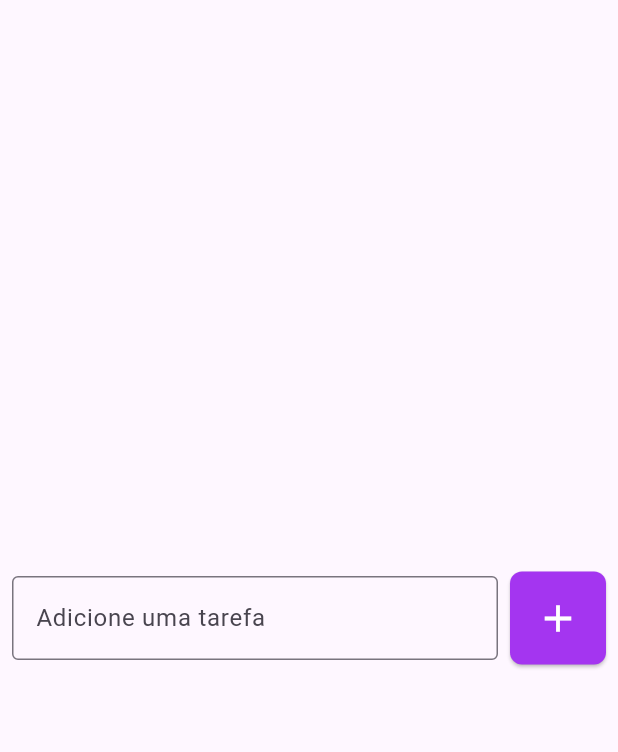
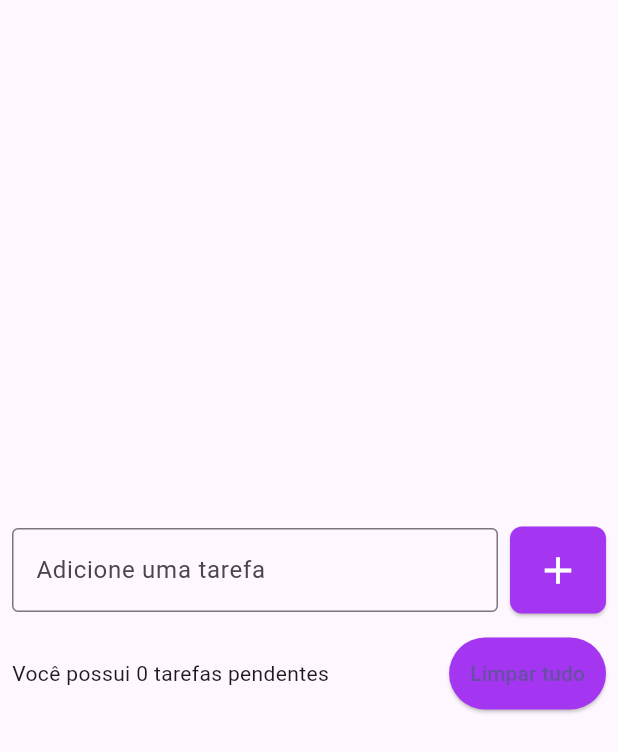
Before and after one commit to silviofrancoms10/todo_list, a Flutter app: the screen it shows after launch, on a phone screen of 412 x 824 dp. Shown: the top 752 px of the screen. Run offline on Flutter 3.47's test engine with Material 3 defaults, Android fonts, the phone set to English and light mode, and no system bars.

Commit message:
Aula 93 - Botão de limpar tudo

```diff
--- a/lib/main.dart
+++ b/lib/main.dart
@@ -12,6 +12,7 @@
   @override
   Widget build(BuildContext context) {
     return MaterialApp(
+      debugShowCheckedModeBanner: false,
       home: TodoListPage(),
       );
   }
--- a/lib/pages/todo_list_page.dart
+++ b/lib/pages/todo_list_page.dart
@@ -9,7 +9,10 @@
       body: Center(
         child: Padding(
           padding: const EdgeInsets.symmetric(horizontal: 8),
-          child: Row(
+          child: Column(
+            mainAxisSize: MainAxisSize.min,
+            children: [
+              Row(
                 children: [
                   Expanded(
                     child: TextField(
@@ -25,7 +28,7 @@
                       onPressed: () {},
                       style: ElevatedButton.styleFrom(
                           backgroundColor: Color(0xffA435F0),
-                      padding: EdgeInsets.all(16), // EdgeInsets.zero,
+                          padding: EdgeInsets.all(14), // EdgeInsets.zero,
                           shape: RoundedRectangleBorder(
                               borderRadius: BorderRadiusDirectional.horizontal(
                                   start: Radius.circular(8),
@@ -47,6 +50,27 @@
                       )
                 ],
               ),
+              SizedBox(height: 16 ,),
+              Row(
+                children: [
+                  Expanded(
+                    child: Text(
+                      'Você possui 0 tarefas pendentes',
+                    ),
+                  ),
+                  SizedBox(width: 8,),
+                  ElevatedButton(
+                    onPressed: () {},
+                    style: ElevatedButton.styleFrom(
+                      backgroundColor: Color(0xffA435F0),
+                      padding: EdgeInsets.all(14),
+                    ),
+                    child: Text('Limpar tudo'),
+                  )
+                ],
+              )
+            ],
+          ),
         ),
       ),
     );
```
Lines whose indentation alone changed are shown as unchanged.
